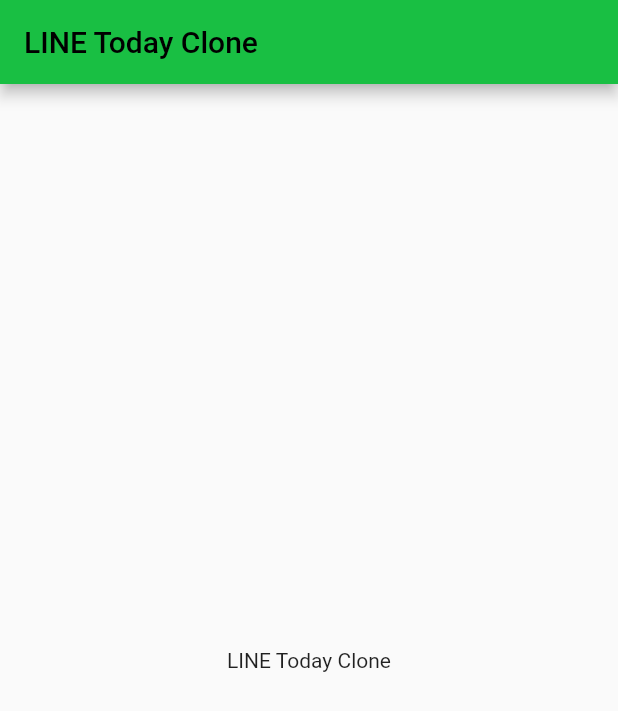
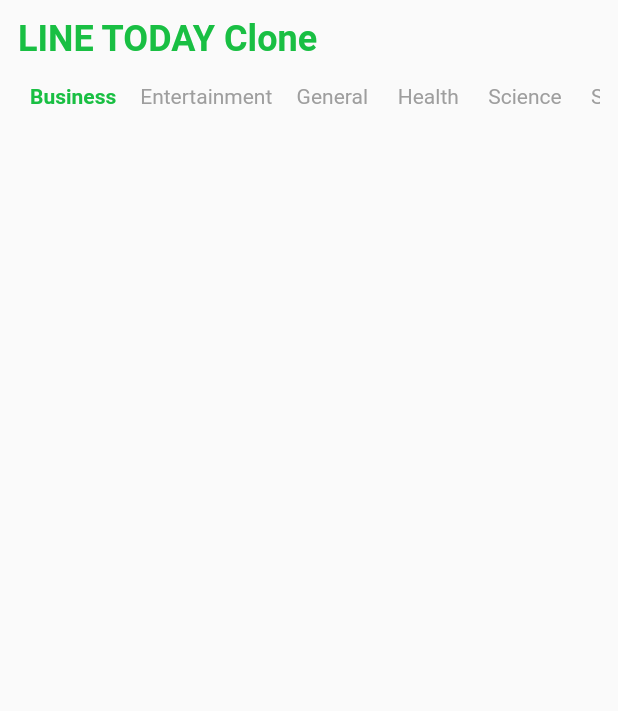
Before and after one commit to david8712403/line-today-clone-flutter, a Flutter app: the screen it shows after launch, on a phone screen of 412 x 824 dp. Shown: the top 711 px of the screen. Run offline on Flutter 3.47's test engine with Material 2 defaults, Android fonts, the phone set to English and light mode, and no system bars; our stand-ins replace flutter_dotenv.

Commit message:
Feat: Init category list component

```diff
--- /dev/null
+++ b/lib/component/category_list.dart
@@ -0,0 +1,57 @@
+import 'package:flutter/material.dart';
+import 'package:line_today_clone/generated/l10n.dart';
+import 'package:line_today_clone/model/news_category.dart';
+import 'package:line_today_clone/util/constant.dart';
+import 'package:intl/intl.dart' show toBeginningOfSentenceCase;
+
+class CategoryList extends StatefulWidget {
+  const CategoryList({
+    Key? key,
+    required this.onCategoryChanged,
+  }) : super(key: key);
+
+  final void Function(NewsCategory) onCategoryChanged;
+
+  @override
+  State<CategoryList> createState() => _CategoryListState();
+}
+
+class _CategoryListState extends State<CategoryList> {
+  NewsCategory _selectedCategory = NewsCategory.values[0];
+  final categoryStr = [
+    S.current.business,
+    S.current.entertainment,
+    S.current.general,
+    S.current.health,
+    S.current.science,
+    S.current.sports,
+    S.current.technology
+  ];
+
+  @override
+  Widget build(BuildContext context) {
+    return SingleChildScrollView(
+      scrollDirection: Axis.horizontal,
+      child: Row(
+        children: NewsCategory.values.map((c) {
+          return TextButton(
+            onPressed: () {
+              setState(() => _selectedCategory = c);
+              widget.onCategoryChanged(c);
+            },
+            child: Text(
+              toBeginningOfSentenceCase(categoryStr[c.index])!,
+              style: TextStyle(
+                color:
+                    c == _selectedCategory ? MColor.PRIMARY_COLOR : Colors.grey,
+                fontWeight: c == _selectedCategory
+                    ? FontWeight.bold
+                    : FontWeight.normal,
+              ),
+            ),
+          );
+        }).toList(),
+      ),
+    );
+  }
+}
--- a/lib/l10n/intl_en.arb
+++ b/lib/l10n/intl_en.arb
@@ -1,3 +1,10 @@
 {
-    "app_name": "LINE Today Clone"
+  "app_name": "LINE TODAY Clone",
+  "business": "business",
+  "entertainment": "entertainment",
+  "general": "general",
+  "health": "health",
+  "science": "science",
+  "sports": "sports",
+  "technology": "technology"
 }
--- a/lib/l10n/intl_zh_Hant_TW.arb
+++ b/lib/l10n/intl_zh_Hant_TW.arb
@@ -1,3 +1,10 @@
 {
-    "app_name": "LINE Today 克隆"
+  "app_name": "LINE TODAY 克隆",
+  "business": "商業",
+  "entertainment": "娛樂",
+  "general": "一般",
+  "health": "健康",
+  "science": "科學",
+  "sports": "運動",
+  "technology": "科技"
 }
--- /dev/null
+++ b/lib/model/news_category.dart
@@ -0,0 +1,9 @@
+enum NewsCategory {
+  business,
+  entertainment,
+  general,
+  health,
+  science,
+  sports,
+  technology
+}
--- a/lib/screen/home_screen.dart
+++ b/lib/screen/home_screen.dart
@@ -1,4 +1,8 @@
+import 'dart:developer';
+
 import 'package:flutter/material.dart';
+import 'package:line_today_clone/component/category_list.dart';
+import 'package:line_today_clone/util/constant.dart';
 
 import '../generated/l10n.dart';
 
@@ -13,12 +17,30 @@ class _MyHomePageState extends State<HomeScreen> {
   @override
   Widget build(BuildContext context) {
     return Scaffold(
-      appBar: AppBar(title: Text(S.of(context).app_name)),
-      body: Center(
-        child: Column(
-          mainAxisAlignment: MainAxisAlignment.center,
-          children: <Widget>[Text(S.of(context).app_name)],
-        ),
+      appBar: AppBar(toolbarHeight: 0),
+      body: Column(
+        crossAxisAlignment: CrossAxisAlignment.start,
+        children: [
+          Padding(
+              padding: const EdgeInsets.only(
+                top: Dimen.DEF_MARGIN,
+                left: Dimen.DEF_MARGIN,
+              ),
+              child: Text(
+                S.of(context).app_name,
+                style: const TextStyle(
+                  color: MColor.PRIMARY_COLOR,
+                  fontSize: Dimen.HEADING_1_TEXT_SIZE,
+                  fontWeight: FontWeight.bold,
+                ),
+              )),
+          Padding(
+            padding: const EdgeInsets.symmetric(horizontal: Dimen.DEF_MARGIN),
+            child: CategoryList(onCategoryChanged: (category) {
+              log("$category pressed");
+            }),
+          )
+        ],
       ),
     );
   }
```
Also changed, not shown: lib/generated/intl/messages_en.dart, lib/generated/intl/messages_zh_Hant_TW.dart, lib/generated/l10n.dart.
